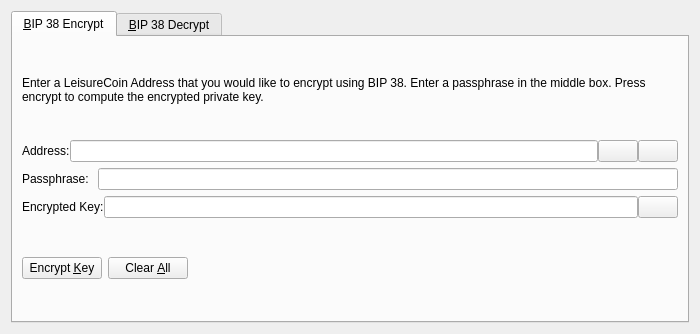
Qt form src/qt/forms/bip38tooldialog.ui (LeisureCoinProject/LeisureCoin-Core) before a commit.
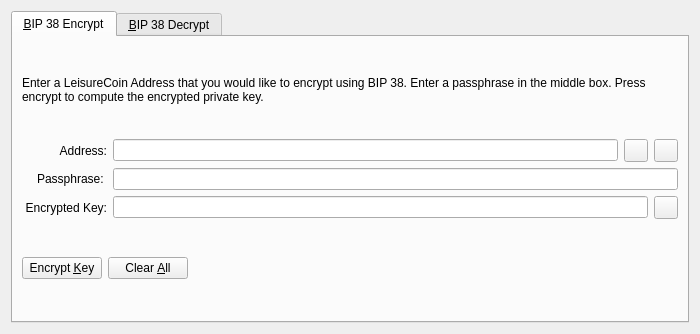
The same form after that commit. The open tabs and pages were chosen to show the change. Icons and pictures are not drawn. Custom widgets are drawn as their Qt base class.

Diff of the .ui file:
```diff
--- a/src/qt/forms/bip38tooldialog.ui
+++ b/src/qt/forms/bip38tooldialog.ui
@@ -42,11 +42,17 @@
        </item>
        <item>
         <layout class="QHBoxLayout" name="horizontalLayout_1_ENC">
-         <property name="spacing">
-          <number>0</number>
-         </property>
          <item>
           <widget class="QLabel" name="label_5">
+           <property name="alignment">
+            <set>Qt::AlignRight|Qt::AlignTrailing|Qt::AlignVCenter</set>
+           </property>
+           <property name="minimumSize">
+            <size>
+             <width>85</width>
+             <height>0</height>
+            </size>
+           </property>
            <property name="text">
             <string>Address:</string>
            </property>
@@ -60,7 +66,7 @@
           </widget>
          </item>
          <item>
-          <widget class="QPushButton" name="addressBookButton_ENC">
+          <widget class="QToolButton" name="addressBookButton_ENC">
            <property name="toolTip">
             <string>Choose previously used address</string>
            </property>
@@ -74,13 +80,10 @@
            <property name="shortcut">
             <string>Alt+A</string>
            </property>
-           <property name="autoDefault">
-            <bool>false</bool>
-           </property>
           </widget>
          </item>
          <item>
-          <widget class="QPushButton" name="pasteButton_ENC">
+          <widget class="QToolButton" name="pasteButton_ENC">
            <property name="toolTip">
             <string>Paste address from clipboard</string>
            </property>
@@ -94,9 +97,6 @@
            <property name="shortcut">
             <string>Alt+P</string>
            </property>
-           <property name="autoDefault">
-            <bool>false</bool>
-           </property>
           </widget>
          </item>
         </layout>
@@ -105,6 +105,15 @@
         <layout class="QHBoxLayout" name="horizontalLayout_5">
          <item>
           <widget class="QLabel" name="label_6">
+           <property name="alignment">
+            <set>Qt::AlignRight|Qt::AlignTrailing|Qt::AlignVCenter</set>
+           </property>
+           <property name="minimumSize">
+            <size>
+             <width>85</width>
+             <height>0</height>
+            </size>
+           </property>
            <property name="text">
             <string>Passphrase: </string>
            </property>
@@ -121,11 +130,17 @@
        </item>
        <item>
         <layout class="QHBoxLayout" name="horizontalLayout_2_ENC">
-         <property name="spacing">
-          <number>0</number>
-         </property>
          <item>
           <widget class="QLabel" name="encryptedKeyLabel_ENC">
+           <property name="alignment">
+            <set>Qt::AlignRight|Qt::AlignTrailing|Qt::AlignVCenter</set>
+           </property>
+           <property name="minimumSize">
+            <size>
+             <width>85</width>
+             <height>0</height>
+            </size>
+           </property>
            <property name="text">
             <string>Encrypted Key:</string>
            </property>
@@ -147,7 +162,7 @@
           </widget>
          </item>
          <item>
-          <widget class="QPushButton" name="copyKeyButton_ENC">
+          <widget class="QToolButton" name="copyKeyButton_ENC">
            <property name="toolTip">
             <string>Copy the current signature to the system clipboard</string>
            </property>
@@ -158,9 +173,6 @@
             <iconset resource="../LeisureCoin.qrc">
              <normaloff>:/icons/editcopy</normaloff>:/icons/editcopy</iconset>
            </property>
-           <property name="autoDefault">
-            <bool>false</bool>
-           </property>
           </widget>
          </item>
         </layout>
```
Left out of the diff: 50 changed lines with no effect on the pictures.
